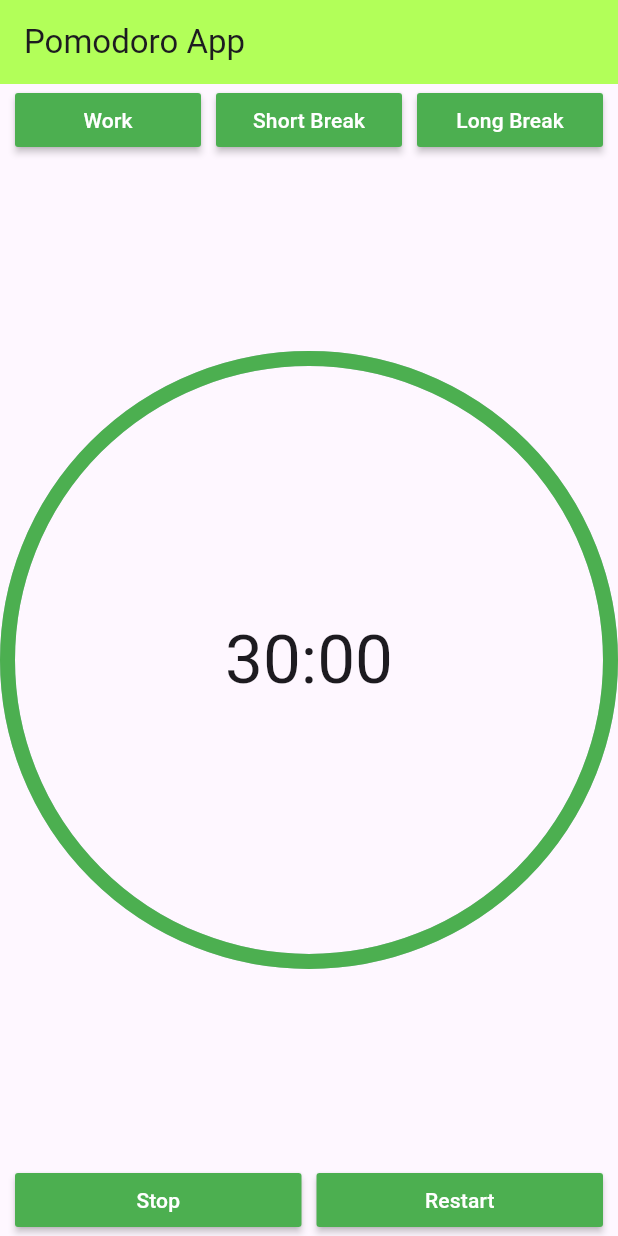
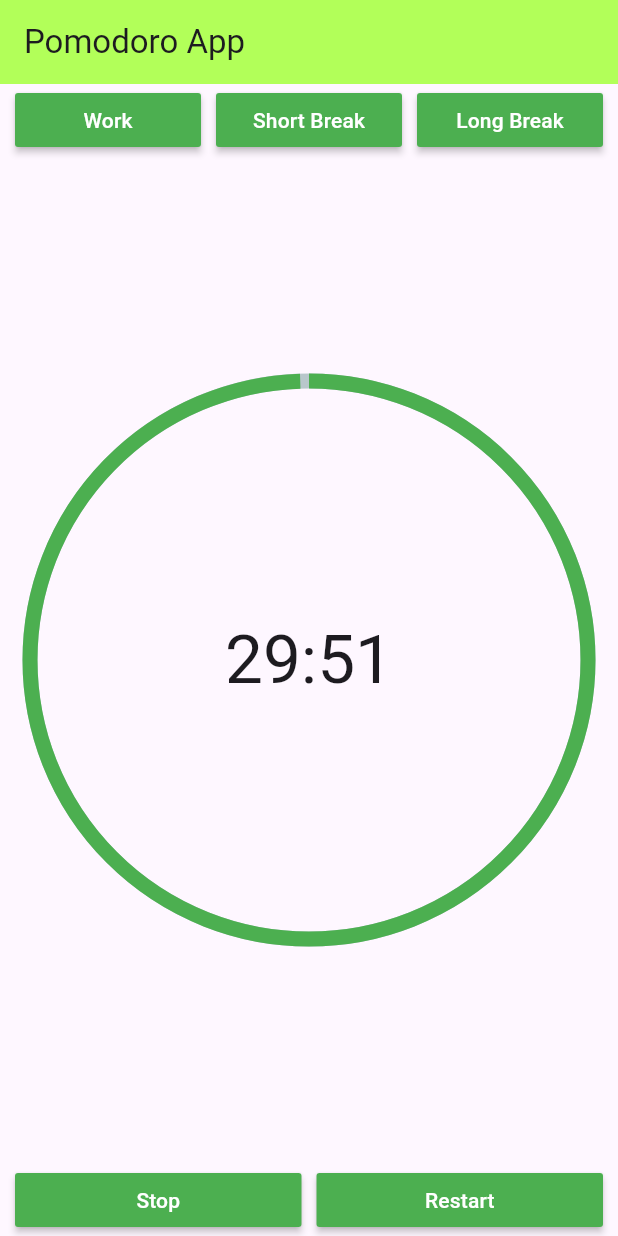
Before and after one commit to vale9746/simple_pong, a Flutter app: the screen it shows after launch, after a tap on "Work", on a phone screen of 412 x 824 dp. Run offline on Flutter 3.47's test engine with Material 3 defaults, Android fonts, the phone set to English and light mode, and no system bars; drawn by our look-alikes of percent_indicator.

Commit message:
timer funzionante! ma bottoni non funzionanti

```diff
--- a/progetti_flutter/lib/main.dart
+++ b/progetti_flutter/lib/main.dart
@@ -1,76 +1,12 @@
 import 'package:flutter/material.dart';
+import 'package:timer_app/timermodel.dart';
 import 'widgets.dart';
 import 'package:percent_indicator/percent_indicator.dart';
+import 'timer.dart';
 
-void main()=>runApp(MyApp());
-
-class TimerHomePage extends StatelessWidget {
-  static const double defaultPadding=5.0;
-
-  const TimerHomePage({super.key});
-
-  @override
-  Widget build(BuildContext context) {
-    return  Scaffold(
-      appBar: AppBar(
-        title: Text('Pomodoro App'),
-        backgroundColor: Colors.lightGreenAccent,
-      ),
-      body: LayoutBuilder( builder: (BuildContext context, BoxConstraints constraints) {
-        final double availableWidth=constraints.maxWidth;
-
-        return Column(
-          children: [
-            Row(
-              children: [
-                Padding(padding: const EdgeInsets.all(defaultPadding),),
-                Expanded(child: ProductivityButton(
-                  color: Colors.green, text: 'Work', onPressed: emptyMethod,)),
-                Padding(padding: EdgeInsets.all(defaultPadding),),
-                Expanded(child: ProductivityButton(color: Colors.green,
-                    text: 'Short Break',
-                    onPressed: emptyMethod)),
-                Padding(padding: EdgeInsets.all(defaultPadding),),
-                Expanded(child: ProductivityButton(color: Colors.green,
-                    text: 'Long Break',
-                    onPressed: emptyMethod)),
-                Padding(padding: EdgeInsets.all(defaultPadding),),
-              ],
-            ),
-            Expanded(child: CircularPercentIndicator(radius: availableWidth/2,
-              lineWidth: 10.0,
-              percent: 1,
-              center: Text("30:00",
-              style: Theme.of(context).textTheme.displayMedium),
-              progressColor: Colors.green,
-            )),
-            Row(
-              children: [
-                Padding(padding: EdgeInsets.all(defaultPadding),),
-                Expanded(child: ProductivityButton(
-                    color: Colors.green, text: 'Stop', onPressed: emptyMethod)),
-                Padding(padding: EdgeInsets.all(defaultPadding),),
-                Expanded(child: ProductivityButton(color: Colors.green,
-                    text: 'Restart',
-                    onPressed: emptyMethod)),
-                Padding(padding: EdgeInsets.all(defaultPadding),),
-              ],
-            ),
-          ],
-        )
-      ;}
-      ),
-    );
-  }
-
-  void emptyMethod(){}
-}
-
+void main() => runApp(const MyApp());
 
 class MyApp extends StatelessWidget {
-
-
-
   const MyApp({super.key});
 
   @override
@@ -80,9 +16,107 @@ class MyApp extends StatelessWidget {
       theme: ThemeData(
         primarySwatch: Colors.blueGrey,
       ),
-      home: const TimerHomePage(),
+      home: TimerHomePage(),
+    );
+  }
+}
+
+class TimerHomePage extends StatelessWidget {
+  static const double defaultPadding = 5.0;
+  final CountDownTimer timer = CountDownTimer();
+
+  TimerHomePage({super.key});
+
+  @override
+  Widget build(BuildContext context) {
+    timer.startWork();
+    return Scaffold(
+      appBar: AppBar(
+        title: const Text('Pomodoro App'),
+        backgroundColor: Colors.lightGreenAccent,
+      ),
+      body: LayoutBuilder(
+          builder: (BuildContext context, BoxConstraints constraints) {
+        final double availableWidth = constraints.maxWidth;
+
+        return Column(
+          children: [
+            Row(
+              children: [
+                const Padding(
+                  padding: EdgeInsets.all(defaultPadding),
+                ),
+                Expanded(
+                    child: ProductivityButton(
+                  color: Colors.green,
+                  text: 'Work',
+                  onPressed: emptyMethod,
+                )),
+                const Padding(
+                  padding: EdgeInsets.all(defaultPadding),
+                ),
+                Expanded(
+                    child: ProductivityButton(
+                        color: Colors.green,
+                        text: 'Short Break',
+                        onPressed: emptyMethod)),
+                const Padding(
+                  padding: EdgeInsets.all(defaultPadding),
+                ),
+                Expanded(
+                    child: ProductivityButton(
+                        color: Colors.green,
+                        text: 'Long Break',
+                        onPressed: emptyMethod)),
+                const Padding(
+                  padding: EdgeInsets.all(defaultPadding),
+                ),
+              ],
+            ),
+            Expanded(
+                child: StreamBuilder(
+                    stream: timer.stream(),
+                    builder: (context, snapshot) {
+                      TimeModel? timer = (snapshot.data == '00:00')
+                          ? TimeModel('00:00', 1)
+                          : snapshot.data;
+                      return CircularPercentIndicator(
+                        radius: (availableWidth - 30) / 2,
+                        lineWidth: 10.0,
+                        percent: timer!.percent,
+                        center: Text(timer.time,
+                            style: Theme.of(context).textTheme.displayMedium),
+                        progressColor: Colors.green,
+                      );
+                    })),
+            Row(
+              children: [
+                const Padding(
+                  padding: EdgeInsets.all(defaultPadding),
+                ),
+                Expanded(
+                    child: ProductivityButton(
+                        color: Colors.green,
+                        text: 'Stop',
+                        onPressed: emptyMethod)),
+                const Padding(
+                  padding: EdgeInsets.all(defaultPadding),
+                ),
+                Expanded(
+                    child: ProductivityButton(
+                        color: Colors.green,
+                        text: 'Restart',
+                        onPressed: emptyMethod)),
+                const Padding(
+                  padding: EdgeInsets.all(defaultPadding),
+                ),
+              ],
+            ),
+          ],
+        );
+      }),
     );
   }
 
-
+  void emptyMethod() {}
 }
--- /dev/null
+++ b/progetti_flutter/lib/timer.dart
@@ -0,0 +1,48 @@
+import 'dart:async';
+import './timermodel.dart';
+
+class CountDownTimer {
+  double _radius = 1;
+  bool _isActive = true;
+  late Timer timer;
+  late Duration _time;
+  late Duration _fullTime;
+  int work =30;
+
+  Stream<TimeModel> stream() async* {
+    yield* Stream.periodic(Duration(seconds: 1), (int a) {
+      String time;
+      if (this._isActive) {
+        _time = _time - Duration(seconds: 1);
+        _radius = _time.inSeconds / _fullTime.inSeconds;
+        if (_time.inSeconds <= 0) {
+          _isActive = false;
+        }
+      }
+      time= returnTime(_time);
+      return TimeModel(time, _radius);
+    });
+  }
+
+  String returnTime(Duration t) {
+    //questa cosa la fa in modo che se mancano meno di 10 minuti resta lo 0 davanti ai minuti
+    String minutes = (t.inMinutes < 10)
+        ? '0' + t.inMinutes.toString()
+        : t.inMinutes.toString();
+    int numSeconds = t.inSeconds - (t.inMinutes * 60);
+    String seconds =
+        (numSeconds < 10) ? '0' + numSeconds.toString() : numSeconds.toString();
+    String formattedTime = minutes + ":" + seconds;
+    return formattedTime;
+  }
+
+
+
+  void startWork(){
+    _radius=1;
+    _time=Duration(minutes: this.work, seconds: 0);
+    _fullTime=_time;
+  }
+
+
+}
--- /dev/null
+++ b/progetti_flutter/lib/timermodel.dart
@@ -0,0 +1,6 @@
+class TimeModel{
+  String time;
+  double percent;
+
+  TimeModel(this.time, this.percent);
+}
```
